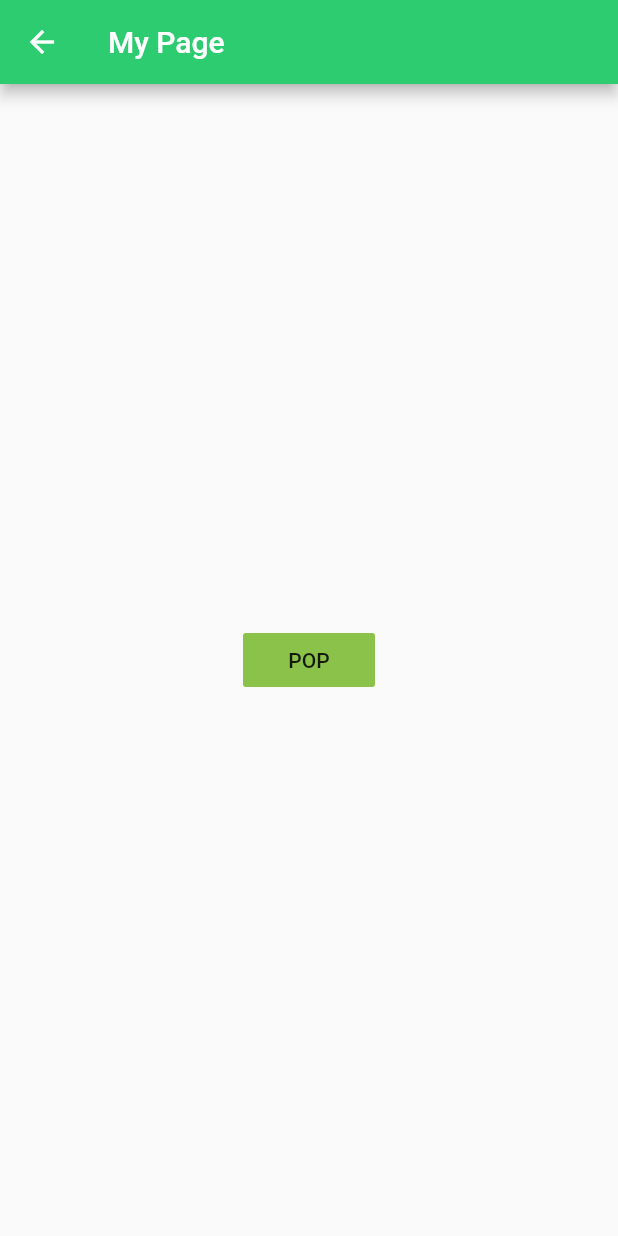
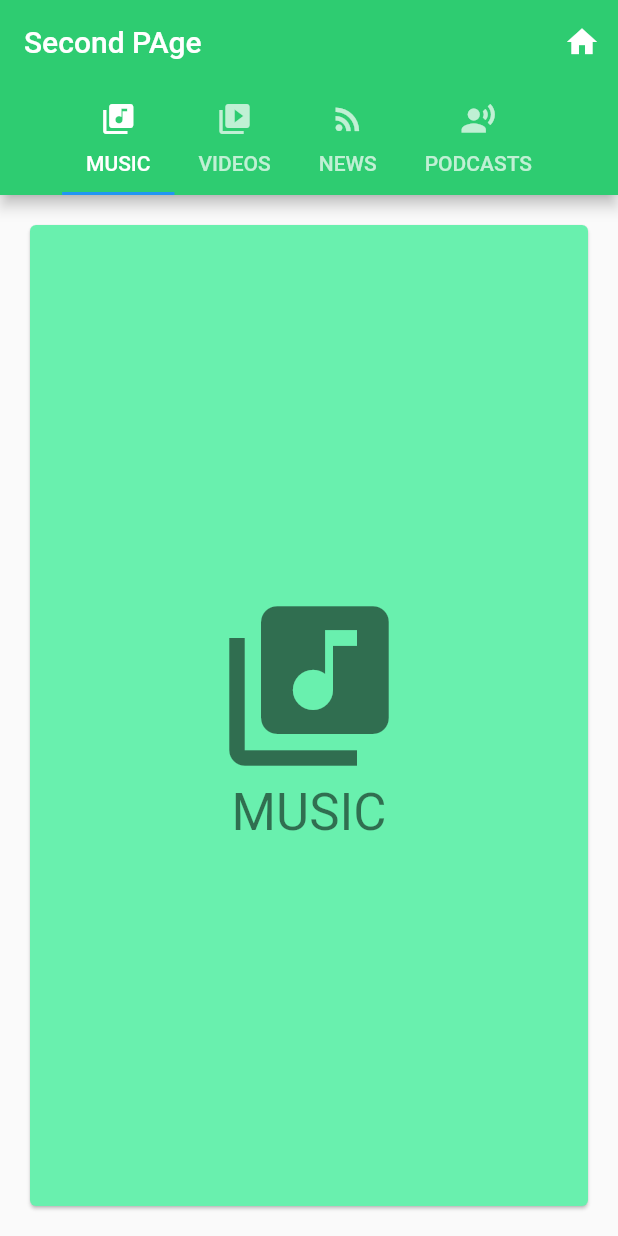
Before and after one commit to thelovesmith/flutter_baby_names, a Flutter app: the screen it shows after launch, after a tap on the "video collection" icon, on a phone screen of 412 x 824 dp. Run offline on Flutter 3.47's test engine with Material 2 defaults, Android fonts, the phone set to English and light mode, and no system bars.

Commit message:
successfully made second route, tabBar, tabBArView, and a home button to return to first route/ page

```diff
--- a/lib/main.dart
+++ b/lib/main.dart
@@ -28,7 +28,9 @@ class MyHomePage extends StatefulWidget {
   }
 }
 
-class _MyHomePageState extends State<MyHomePage> {
+
+
+class _MyHomePageState extends State<MyHomePage> with TickerProviderStateMixin {
   @override
   Widget build(BuildContext context) {
     return Scaffold(
@@ -38,30 +40,53 @@ class _MyHomePageState extends State<MyHomePage> {
         actions: <Widget>[
           new IconButton(
             icon: const Icon(Icons.video_library),
-            onPressed: _otherPage,
+            onPressed: _otherPage, //activates otherpage navigator widget
           )
         ],
       ),
       body: _buildBody(context),
     );
   }
-  // Navigator.push, as shown below, which pushes the route to the Navigator's stack
+
+  //this is the second route that has the TabBar with the different categories
+  //The data for the dat bars are located below
   void _otherPage() {
     Navigator.push(context, MaterialPageRoute<void>(
       builder: (BuildContext context) {
-    return Scaffold(
+        return MaterialApp(
+          home: DefaultTabController(
+            length: choices.length,
+            child: Scaffold(
               appBar: AppBar(
-        title: Text('My Page'),
-        backgroundColor: Color.fromRGBO(46, 204, 113, 1),
-        ),
-      body: Center(
-        child: FlatButton(
-          child: Text('POP'),
-          color: Colors.lightGreen,
+                actions: <Widget>[
+                  new IconButton(
+                    icon: const Icon(Icons.home),
                     onPressed: () {
                       Navigator.pop(context);
-            print('popped');
+                      print('going home');
                     },
+                  )
+                ],
+                backgroundColor: Color.fromRGBO(46, 204, 113, 1),
+                title: const Text('Second PAge'),
+                bottom: TabBar(
+                  isScrollable: true,
+                  tabs: choices.map((Choice choice) {
+                    return Tab(
+                      text: choice.title,
+                      icon: Icon(choice.icon),
+                    );
+                  }).toList(),
+                ),
+              ),
+              body: TabBarView(
+                children: choices.map((Choice choice) {
+                  return Padding(
+                    padding: const EdgeInsets.all(16.0),
+                    child: ChoiceCard(choice: choice),
+                  );
+                }).toList(),
+              ),
             ),
           ),
         );
@@ -113,7 +138,6 @@ class _MyHomePageState extends State<MyHomePage> {
 
                 await transaction
                     .update(record.reference, {'votes': fresh.votes + 1});
-
               }),
           //instead of just printing the record to the console, this new line updates the baby name's database reference by incrementing the vote count by one.
           //  onTap: () => record.reference.updateData({'votes': record.votes + 1}),
@@ -141,3 +165,49 @@ class Record {
   @override
   String toString() => "Record<$name:$votes>";
 }
+
+
+////////////////////////////
+////////////////////////////
+////////////////////////////
+////////////////////////////
+////////////////////////////
+/// BELOW ARE THE WIDGETS FOR THE SECOND ROUTE tabBar
+class Choice {
+  const Choice({this.title, this.icon});
+
+  final String title;
+  final IconData icon;
+}
+
+// the widgets and their icons
+const List<Choice> choices = const <Choice>[
+  const Choice(title: 'MUSIC', icon: Icons.library_music),
+  const Choice(title: 'VIDEOS', icon: Icons.video_library),
+  const Choice(title: 'NEWS', icon: Icons.rss_feed),
+  const Choice(title: 'PODCASTS', icon: Icons.record_voice_over),
+];
+
+
+//Cards to display the widgets in the body once tehy are selected
+class ChoiceCard extends StatelessWidget {
+  const ChoiceCard({Key key, this.choice}) : super(key: key);
+  final Choice choice;
+  @override
+  Widget build(BuildContext context) {
+    final TextStyle textStyle = Theme.of(context).textTheme.display1;
+    return Card(
+      color: Colors.greenAccent,
+      child: Center(
+        child: Column(
+          mainAxisSize: MainAxisSize.min,
+          crossAxisAlignment: CrossAxisAlignment.center,
+          children: <Widget>[
+            Icon(choice.icon, size: 128.0, color: textStyle.color),
+            Text(choice.title, style: textStyle),
+          ],
+        ),
+      ),
+    );
+  }
+}
```
Lines whose indentation alone changed are shown as unchanged.
